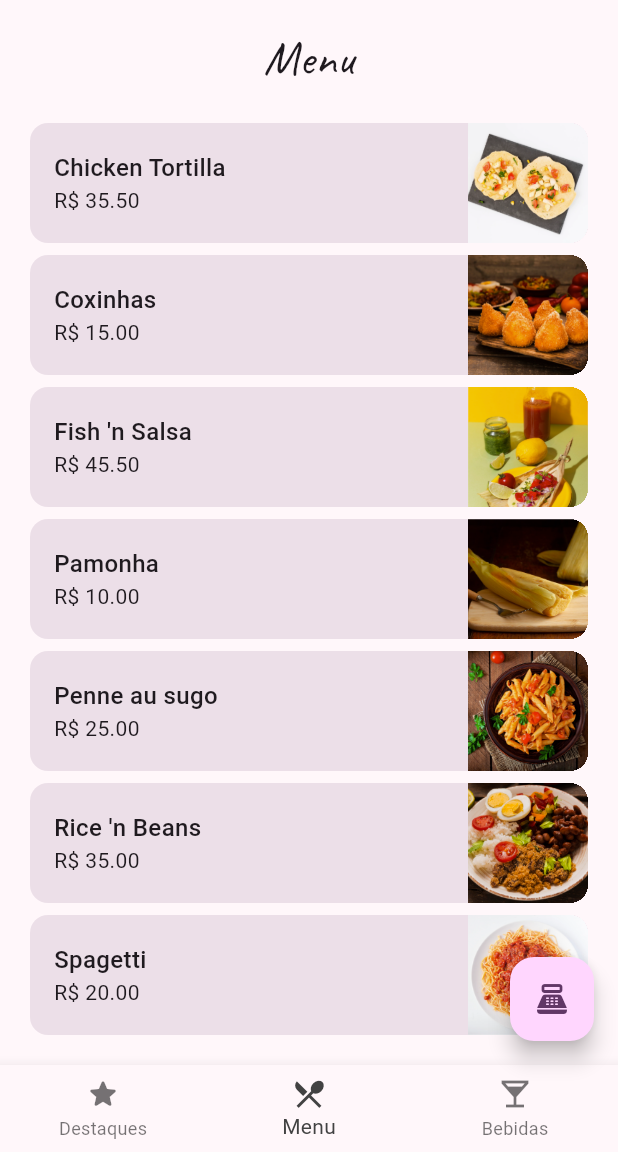
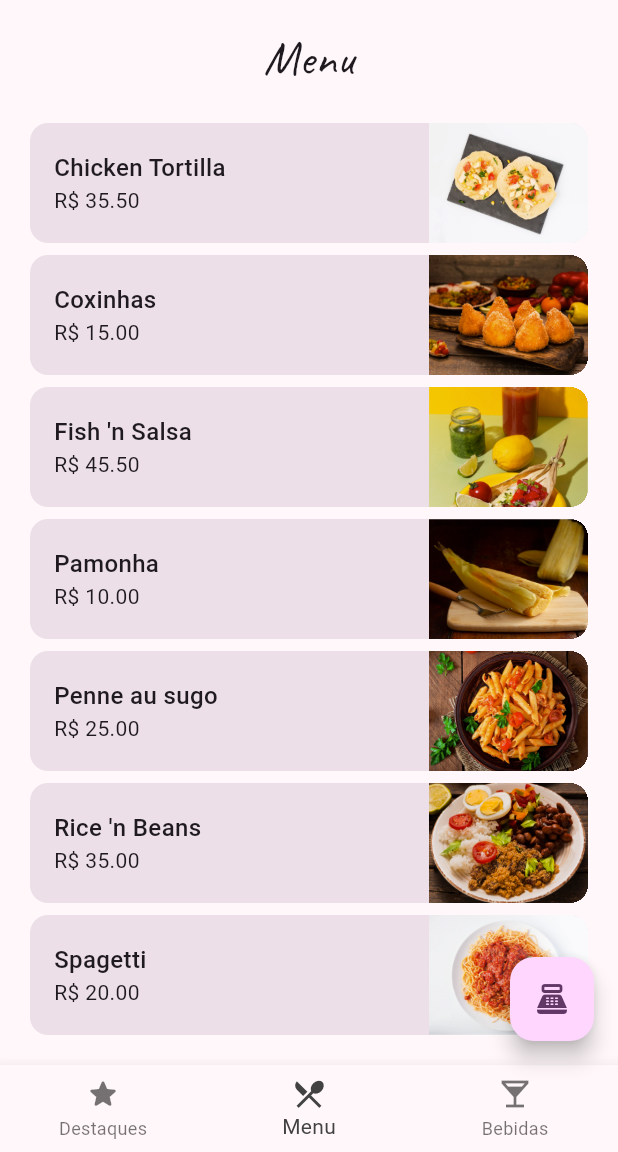
Before and after one commit to leooruiz/Ristorante-Pannucci, a Flutter app: the screen it shows after launch, item 2 of the bottom bar chosen, on a phone screen of 412 x 824 dp, the part 84-1236 px from its top. Run offline on Flutter 3.47's test engine with Material 3 defaults, Android fonts, the phone set to English and light mode, and no system bars.

Commit message:
Use expanded in images

```diff
--- a/lib/components/food_item.dart
+++ b/lib/components/food_item.dart
@@ -21,7 +21,9 @@ class FoodItem extends StatelessWidget {
         child: Row(
           mainAxisAlignment: MainAxisAlignment.spaceBetween,
           children: <Widget>[
-            Padding(
+            Expanded(
+              flex: 5,
+              child: Padding(
                 padding: const EdgeInsets.all(16.0),
                 child: Column(
                   crossAxisAlignment: CrossAxisAlignment.start,
@@ -35,11 +37,14 @@ class FoodItem extends StatelessWidget {
                   ],
                 ),
               ),
-            Image(
+            ),
+            Expanded(
+              flex: 2,
+              child: Image(
                 height: 80,
-              width: 80,
                 image: AssetImage(imageURI),
                 fit: BoxFit.cover,
+              ),
             ),
           ],
         ),
```
Lines whose indentation alone changed are shown as unchanged.
